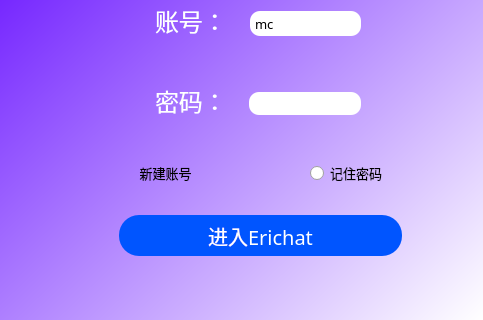
Qt form sign_in.ui (EricDing618/EasyQtItems) before a commit; both pictures show x 0 to 483 and y 145 to 465 of the 483 by 465 pixel window.
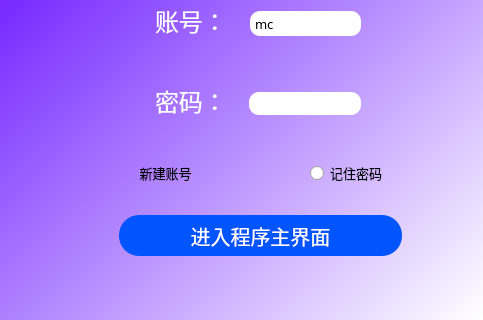
The same form after that commit. Icons and pictures are not drawn.

Patch:
```diff
--- a/sign_in.ui
+++ b/sign_in.ui
@@ -58,7 +58,7 @@
 </string>
    </property>
    <property name="text">
-    <string>进入Erichat</string>
+    <string>进入程序主界面</string>
    </property>
   </widget>
   <widget class="QLabel" name="label">
```
